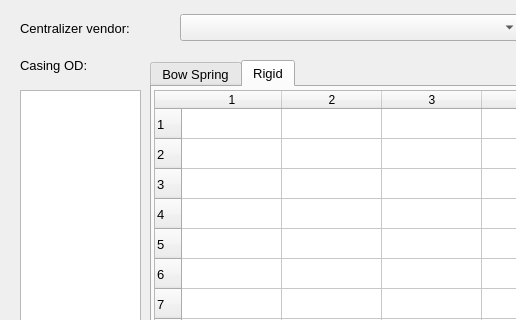
Above: CentralizerDatabase_Vst.ui from Ivanfdezr/CentralSoftware before the change; both pictures show x 0 to 516 and y 0 to 320 of the 996 by 535 pixel window. Below: the same form after it.
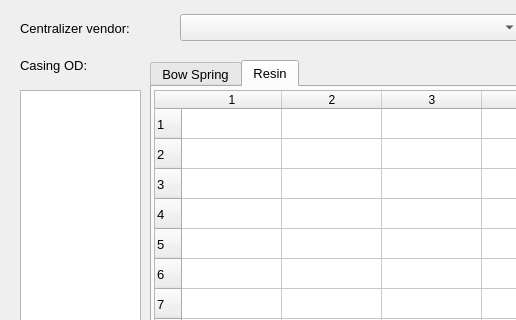
That is the form after the change. The open tabs and pages were chosen to show the change.

What changed in the file:
```diff
--- a/CentralizerDatabase_Vst.ui
+++ b/CentralizerDatabase_Vst.ui
@@ -353,7 +353,7 @@
    </widget>
    <widget class="QWidget" name="tab_2">
     <attribute name="title">
-     <string>Rigid</string>
+     <string>Resin</string>
     </attribute>
     <widget class="QTableWidget" name="CDBRigid_tableWidget">
      <property name="geometry">
```
Left out of the diff: 4 changed lines with no effect on the pictures.
